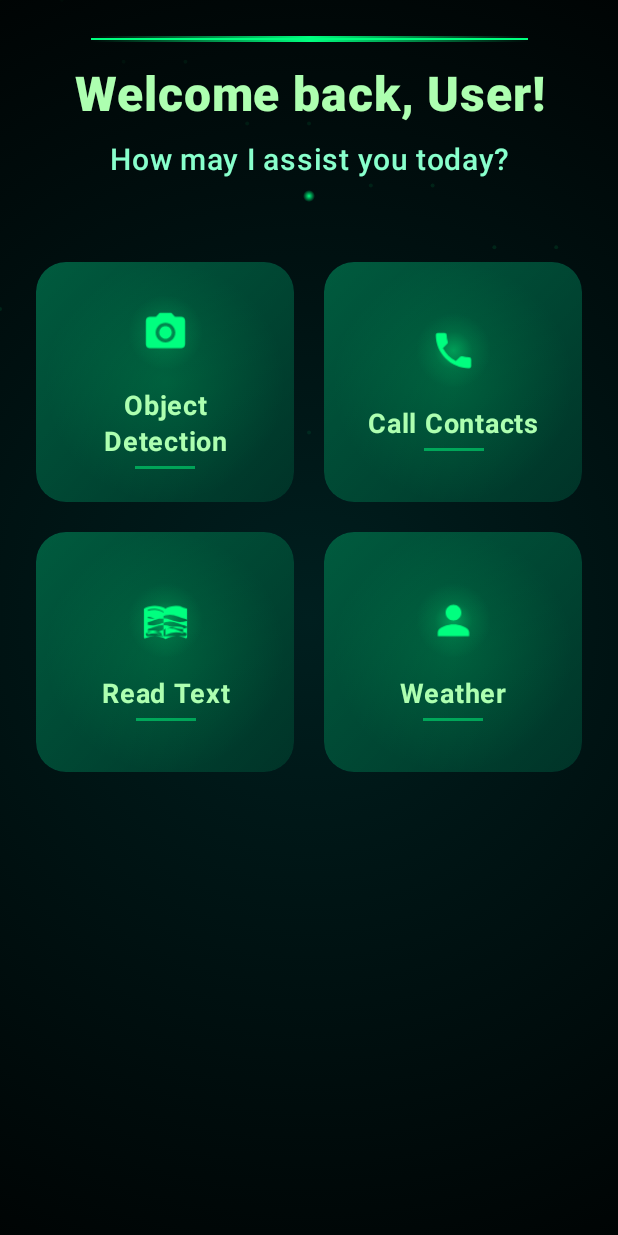
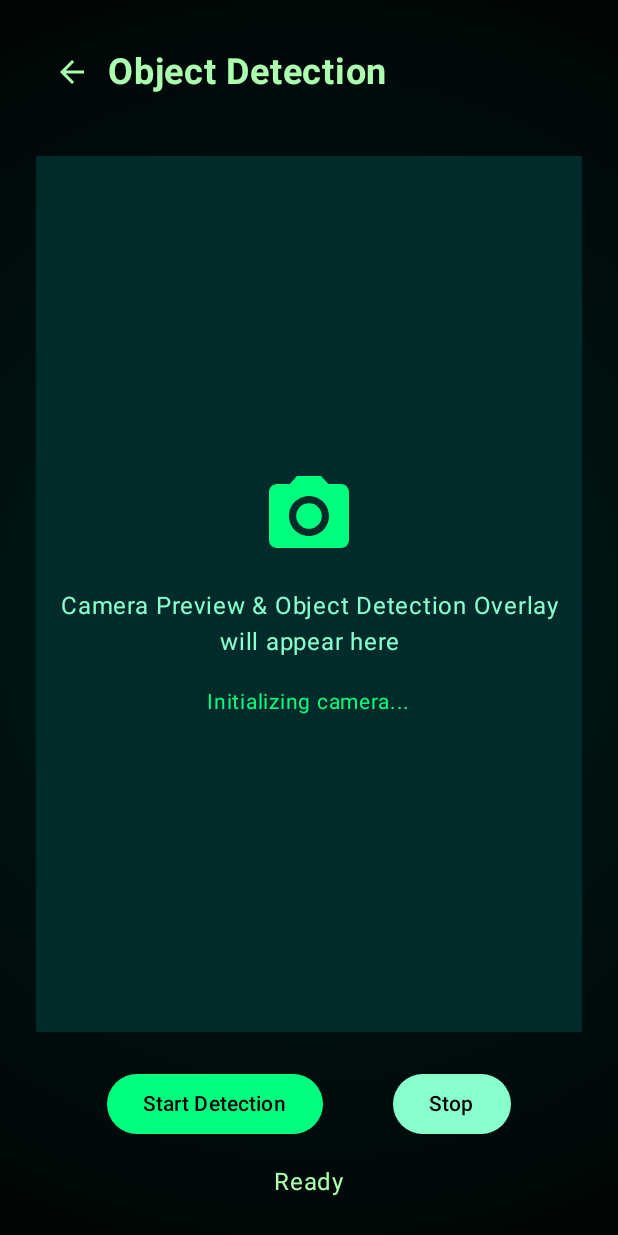
Before and after one commit to sauravyadav06/visionassist, an Android app built with Jetpack Compose: the DashboardActivity screen opened directly, with no data from a screen before it, after a tap on "Object Detection", on a phone screen of 412 x 824 dp. Run offline under Robolectric (Android 15) with nearby library versions, the phone set to English and light mode, and no system bars.

Commit message:
Made screen for object detection module and navigation from DashboardActivity to ObjectDetectionActivity

```diff
--- a/app/build.gradle.kts
+++ b/app/build.gradle.kts
@@ -63,6 +63,7 @@ dependencies {
     implementation(libs.material)
     implementation(libs.androidx.activity)
     implementation(libs.androidx.constraintlayout)
+    implementation(libs.androidx.camera.core)
     testImplementation(libs.junit)
     androidTestImplementation(libs.androidx.junit)
     androidTestImplementation(libs.androidx.espresso.core)
--- a/app/src/main/java/com/example/visionassist/DashboardActivity.kt
+++ b/app/src/main/java/com/example/visionassist/DashboardActivity.kt
@@ -98,6 +98,7 @@ class DashboardActivity : ComponentActivity() {
         }
     }
 
+    // In the DashboardActivityContent composable, update the call:
     @Composable
     private fun DashboardActivityContent() {
         VisionassistTheme {
@@ -107,6 +108,7 @@ class DashboardActivity : ComponentActivity() {
             ) {
                 DashboardScreen(
                     userName = userName,
+                    isListening = isListening, // Add this line
                     onModuleSelected = { module ->
                         handleModuleSelection(module)
                     }
@@ -114,6 +116,8 @@ class DashboardActivity : ComponentActivity() {
             }
         }
     }
+
+
 
     private fun welcomeUserAndListModules() {
         try {
@@ -215,8 +219,13 @@ class DashboardActivity : ComponentActivity() {
         try {
             when (module) {
                 Module.OBJECT_DETECTION -> {
+                    // --- REPLACE THE TODO LINE ---
                     // TODO: Start object detection activity
-                    // startActivity(Intent(this, ObjectDetectionActivity::class.java))
+                    // --- WITH THIS CODE ---
+                    val intent = Intent(this, ObjectDetectionActivity::class.java)
+                    startActivity(intent)
+                    // Optional: Call finish() if you don't want Dashboard in the back stack
+                    // finish()
                 }
                 Module.CALL_CONTACTS -> {
                     // TODO: Start call contacts activity
--- /dev/null
+++ b/app/src/main/java/com/example/visionassist/ObjectDetectionActivity.kt
@@ -0,0 +1,79 @@
+package com.example.visionassist
+
+import android.Manifest
+import android.content.pm.PackageManager
+import android.os.Bundle
+import android.util.Log
+import android.widget.Toast
+import androidx.activity.ComponentActivity
+import androidx.activity.compose.setContent
+import androidx.activity.result.contract.ActivityResultContracts
+import androidx.compose.foundation.layout.fillMaxSize
+import androidx.compose.material3.MaterialTheme
+import androidx.compose.material3.Surface
+import androidx.compose.runtime.*
+import androidx.core.content.ContextCompat
+import com.example.visionassist.ui.design.ObjectDetectionScreen // We'll create this next
+import com.example.visionassist.ui.theme.VisionassistTheme
+//import java.lang.reflect.Modifier
+import androidx.compose.ui.Modifier
+
+
+class ObjectDetectionActivity : ComponentActivity() {
+
+    private val requestPermissionLauncher = registerForActivityResult(
+        ActivityResultContracts.RequestPermission()
+    ) { isGranted ->
+        if (isGranted) {
+            Log.d("ObjectDetectionActivity", "Camera permission granted")
+            // Permission granted, camera setup can proceed (handled in Composable)
+        } else {
+            Log.e("ObjectDetectionActivity", "Camera permission denied")
+            Toast.makeText(this, "Camera permission is required for object detection.", Toast.LENGTH_LONG).show()
+            // Optionally, finish the activity or show an error screen
+            // finish()
+        }
+    }
+
+    override fun onCreate(savedInstanceState: Bundle?) {
+        super.onCreate(savedInstanceState)
+
+        setContent {
+            VisionassistTheme {
+                Surface(
+                    modifier = Modifier.fillMaxSize(),
+                    color = MaterialTheme.colorScheme.background
+                ) {
+                    ObjectDetectionScreenContent()
+                }
+            }
+        }
+
+        // Request camera permission
+        requestCameraPermission()
+    }
+
+    private fun requestCameraPermission() {
+        when {
+            ContextCompat.checkSelfPermission(
+                this,
+                Manifest.permission.CAMERA
+            ) == PackageManager.PERMISSION_GRANTED -> {
+                Log.d("ObjectDetectionActivity", "Camera permission already granted")
+                // Permission already granted, proceed with setup
+            }
+            else -> {
+                requestPermissionLauncher.launch(Manifest.permission.CAMERA)
+            }
+        }
+    }
+
+    @Composable
+    private fun ObjectDetectionScreenContent() {
+        // Pass context or necessary callbacks if needed for permission checks within Composable
+        // For now, we'll just display the screen
+        ObjectDetectionScreen(
+            onBackRequested = { finish() } // Provide a way to go back
+        )
+    }
+}
--- a/app/src/main/java/com/example/visionassist/design/DashboardScreen.kt
+++ b/app/src/main/java/com/example/visionassist/design/DashboardScreen.kt
@@ -16,18 +16,22 @@ import androidx.compose.ui.draw.drawBehind
 import androidx.compose.ui.draw.scale
 import androidx.compose.ui.geometry.Offset
 import androidx.compose.ui.graphics.*
-import androidx.compose.ui.graphics.drawscope.DrawScope
+import androidx.compose.ui.graphics.vector.ImageVector
 import androidx.compose.ui.res.painterResource
+import androidx.compose.ui.res.vectorResource
 import androidx.compose.ui.text.font.FontWeight
 import androidx.compose.ui.text.style.TextAlign
 import androidx.compose.ui.unit.dp
 import androidx.compose.ui.unit.sp
 import com.example.visionassist.R
-import kotlin.math.cos
 import kotlin.math.sin
 
 @Composable
-fun DashboardScreen(userName: String, onModuleSelected: (Module) -> Unit) {
+fun DashboardScreen(
+    userName: String,
+    isListening: Boolean = false,
+    onModuleSelected: (Module) -> Unit
+) {
     Box(
         modifier = Modifier
             .fillMaxSize()
@@ -42,18 +46,19 @@ fun DashboardScreen(userName: String, onModuleSelected: (Module) -> Unit) {
                 )
             )
     ) {
-        // Animated background particles
-        BackgroundParticles()
-
         Column(
             modifier = Modifier
                 .fillMaxSize()
                 .padding(24.dp),
             horizontalAlignment = Alignment.CenterHorizontally
         ) {
-            // Welcome Section with animation
+            // Welcome Section
             WelcomeHeader(userName)
-            Spacer(modifier = Modifier.height(40.dp))
+            Spacer(modifier = Modifier.height(20.dp))
+
+            // Voice Listening Indicator
+            VoiceListeningIndicator(isListening)
+            Spacer(modifier = Modifier.height(20.dp))
 
             // Dashboard Grid
             DashboardGrid(onModuleSelected)
@@ -62,123 +67,139 @@ fun DashboardScreen(userName: String, onModuleSelected: (Module) -> Unit) {
 }
 
 @Composable
-private fun BackgroundParticles() {
-    val infiniteTransition = rememberInfiniteTransition()
-
-    // Create animations for each particle
-    val particleAnimations = List(20) { index ->
-        infiniteTransition.animateFloat(
-            initialValue = 0f,
-            targetValue = 6.28f,
-            animationSpec = infiniteRepeatable(
-                animation = tween(3000 + index * 100, easing = LinearEasing)
-            )
-        )
-    }
-
-    Box(
-        modifier = Modifier
-            .fillMaxSize()
-            .drawBehind {
-                // Draw subtle floating particles in background
-                particleAnimations.forEachIndexed { index, animation ->
-                    val alpha = (sin(animation.value) + 1) / 2 * 0.1f
-
-                    drawCircle(
-                        color = Color(0xFF00FF7F).copy(alpha = alpha),
-                        radius = 2f,
-                        center = Offset(
-                            (size.width * 0.1f * (index % 10)).coerceIn(0f, size.width),
-                            (size.height * 0.05f * (index / 2)).coerceIn(0f, size.height)
-                        )
-                    )
-                }
-            }
-    )
-}
-
-@Composable
 private fun WelcomeHeader(userName: String) {
-    val infiniteTransition = rememberInfiniteTransition()
-    val waveOffset by infiniteTransition.animateFloat(
-        initialValue = 0f,
-        targetValue = 6.28f,
-        animationSpec = infiniteRepeatable(
-            animation = tween(2000, easing = LinearEasing)
-        )
-    )
-
     Column(
         horizontalAlignment = Alignment.CenterHorizontally,
         modifier = Modifier.fillMaxWidth()
     ) {
-        // Animated underline effect
-        Box(
-            modifier = Modifier
-                .fillMaxWidth(0.8f)
-                .height(4.dp)
-                .background(
-                    brush = Brush.linearGradient(
-                        colors = listOf(
-                            Color.Transparent,
-                            Color(0xFF00FF7F),
-                            Color.Transparent
-                        )
-                    )
-                )
-                .drawBehind {
-                    val waveHeight = 2f
-                    val waveLength = size.width / 4
-                    val centerY = size.height / 2
-
-                    drawLine(
-                        color = Color(0xFF00FF7F),
-                        start = Offset(0f, centerY),
-                        end = Offset(size.width, centerY),
-                        strokeWidth = 2f
-                    )
-                }
-        )
-
-        Spacer(modifier = Modifier.height(16.dp))
-
         Text(
             text = "Welcome back, $userName!",
-            color = Color(0xFFADFFB0),
-            fontSize = 32.sp,
-            fontWeight = FontWeight.ExtraBold,
-            textAlign = TextAlign.Center,
-            modifier = Modifier.scale(1f + 0.02f * sin(waveOffset))
-        )
-
-        Spacer(modifier = Modifier.height(12.dp))
-
-        Text(
-            text = "How may I assist you today?",
-            color = Color(0xFF88FFCC),
-            fontSize = 20.sp,
-            fontWeight = FontWeight.Medium,
+            color = Color(0xFFADFFB0), // Soft neon green
+            fontSize = 28.sp,
+            fontWeight = FontWeight.Bold,
             textAlign = TextAlign.Center
         )
 
         Spacer(modifier = Modifier.height(8.dp))
 
-        // Subtle animated indicator
+        Text(
+            text = "How may I assist you today?",
+            color = Color(0xFF88FFCC), // Lighter green
+            fontSize = 18.sp,
+            textAlign = TextAlign.Center
+        )
+    }
+}
+
+@Composable
+private fun VoiceListeningIndicator(isListening: Boolean) {
+    if (isListening) {
+        Column(
+            horizontalAlignment = Alignment.CenterHorizontally,
+            modifier = Modifier.fillMaxWidth()
+        ) {
+            // Pulsing Microphone Animation
+            PulsingMicrophone()
+            Spacer(Modifier.height(12.dp))
+
+            // Listening Status Text
+            Text(
+                text = "Listening... Speak now",
+                color = Color(0xFF00FF7F),
+                fontSize = 16.sp,
+                fontWeight = FontWeight.Medium
+            )
+
+            Spacer(Modifier.height(8.dp))
+
+            // Waveform Visualization
+            AudioWaveform()
+        }
+    } else {
+        // Show ready status when not listening
+        Text(
+            text = "Ready to listen",
+            color = Color(0xFF88FFCC).copy(alpha = 0.7f),
+            fontSize = 14.sp
+        )
+    }
+}
+
+@Composable
+private fun PulsingMicrophone() {
+    val infiniteTransition = rememberInfiniteTransition()
+    val scale by infiniteTransition.animateFloat(
+        initialValue = 0.9f,
+        targetValue = 1.1f,
+        animationSpec = infiniteRepeatable(
+            animation = tween(1000, easing = LinearEasing),
+            repeatMode = RepeatMode.Reverse
+        )
+    )
+
     Box(
         modifier = Modifier
-                .size(8.dp)
+            .size(40.dp)
+            .scale(scale)
             .drawBehind {
+                // Microphone icon drawing
                 drawCircle(
                     brush = Brush.radialGradient(
                         colors = listOf(
                             Color(0xFF00FF7F),
-                                Color(0xFF00FF7F).copy(alpha = 0.5f),
-                                Color.Transparent
+                            Color(0xFF00AA55)
                         )
                     )
                 )
+
+                // Microphone stand
+                drawRect(
+                    color = Color(0xFF00FF7F),
+                    topLeft = Offset(size.width / 2 - 2.dp.toPx(), size.height * 0.6f),
+                    size = androidx.compose.ui.geometry.Size(4.dp.toPx(), 12.dp.toPx())
+                )
+            },
+        contentAlignment = Alignment.Center
+    ) {
+        // Microphone grille
+        Box(
+            modifier = Modifier
+                .size(12.dp)
+                .clip(RoundedCornerShape(50))
+                .background(Color.Black)
+        )
     }
+}
+
+@Composable
+private fun AudioWaveform() {
+    val infiniteTransition = rememberInfiniteTransition()
+
+    // Create multiple animated bars for waveform effect
+    val barHeights = List(7) { index ->
+        infiniteTransition.animateFloat(
+            initialValue = 0.3f,
+            targetValue = 1f,
+            animationSpec = infiniteRepeatable(
+                animation = tween(800 + index * 100, easing = LinearEasing),
+                repeatMode = RepeatMode.Reverse
             )
+        )
+    }
+
+    Row(
+        horizontalArrangement = Arrangement.spacedBy(4.dp),
+        modifier = Modifier.padding(horizontal = 16.dp)
+    ) {
+        barHeights.forEach { heightAnimation ->
+            Box(
+                modifier = Modifier
+                    .width(4.dp)
+                    .height((20 * heightAnimation.value).dp)
+                    .clip(RoundedCornerShape(2.dp))
+                    .background(Color(0xFF00FF7F))
+            )
+        }
     }
 }
 
--- /dev/null
+++ b/app/src/main/java/com/example/visionassist/design/ObjectDetectionScreen.kt
@@ -0,0 +1,141 @@
+// File: app/src/main/java/com/example/visionassist/ui/design/ObjectDetectionScreen.kt
+
+package com.example.visionassist.ui.design
+
+import androidx.compose.foundation.background
+import androidx.compose.foundation.layout.*
+import androidx.compose.material.icons.filled.ArrowBack
+import androidx.compose.material3.*
+import androidx.compose.runtime.*
+import androidx.compose.ui.Alignment
+import androidx.compose.ui.Modifier
+import androidx.compose.ui.geometry.Offset
+import androidx.compose.ui.graphics.Brush
+import androidx.compose.ui.graphics.Color
+import androidx.compose.ui.res.painterResource // <-- Add this import for drawables
+import androidx.compose.ui.text.font.FontWeight
+import androidx.compose.ui.unit.dp
+import androidx.compose.ui.unit.sp
+import com.example.visionassist.R // <-- Import your R class to access drawables
+
+@Composable
+fun ObjectDetectionScreen(onBackRequested: () -> Unit) {
+    Box(
+        modifier = Modifier
+            .fillMaxSize()
+            .background(
+                brush = Brush.radialGradient(
+                    colors = listOf(
+                        Color(0xFF001F1F), // Deep dark green
+                        Color.Black       // Pure black edges
+                    ),
+                    center = Offset.Unspecified,
+                    radius = 800f
+                )
+            )
+    ) {
+        Column(
+            modifier = Modifier
+                .fillMaxSize()
+                .padding(24.dp),
+            horizontalAlignment = Alignment.CenterHorizontally
+        ) {
+            // Header with Back Button
+            Row(
+                modifier = Modifier.fillMaxWidth(),
+                verticalAlignment = Alignment.CenterVertically
+            ) {
+                IconButton(onClick = onBackRequested) {
+                    Icon(
+                        imageVector = androidx.compose.material.icons.Icons.Default.ArrowBack,
+                        contentDescription = "Back",
+                        tint = Color(0xFFADFFB0)
+                    )
+                }
+                Text(
+                    text = "Object Detection",
+                    color = Color(0xFFADFFB0),
+                    fontSize = 24.sp,
+                    fontWeight = FontWeight.Bold,
+                    modifier = Modifier.weight(1f)
+                )
+            }
+
+            Spacer(Modifier.height(32.dp))
+
+            // Main Content Area (Placeholder for Camera Preview)
+            Box(
+                modifier = Modifier
+                    .weight(1f)
+                    .fillMaxWidth()
+                    .background(Color(0xFF002B2B)) // Darker background for preview area
+                    .padding(16.dp),
+                contentAlignment = Alignment.Center
+            ) {
+                // Use your vector drawable here
+                Column(
+                    horizontalAlignment = Alignment.CenterHorizontally,
+                    verticalArrangement = Arrangement.Center
+                ) {
+                    // --- CHANGED THIS PART ---
+                    Icon(
+                        painter = painterResource(id = R.drawable.ic_camera), // <-- Use your drawable
+                        contentDescription = "Camera Preview Area",
+                        tint = Color(0xFF00FF7F), // You can adjust or remove tint if your SVG handles colors
+                        modifier = Modifier.size(64.dp)
+                    )
+                    // --- END CHANGE ---
+                    Spacer(Modifier.height(16.dp))
+                    Text(
+                        text = "Camera Preview & Object Detection Overlay will appear here",
+                        color = Color(0xFF88FFCC),
+                        fontSize = 16.sp,
+                        textAlign = androidx.compose.ui.text.style.TextAlign.Center
+                    )
+                    Spacer(Modifier.height(16.dp))
+                    Text(
+                        text = "Initializing camera...",
+                        color = Color(0xFF00FF7F),
+                        fontSize = 14.sp
+                    )
+                }
+            }
+
+            Spacer(Modifier.height(24.dp))
+
+            // Controls (Placeholder)
+            Row(
+                modifier = Modifier.fillMaxWidth(),
+                horizontalArrangement = Arrangement.SpaceEvenly
+            ) {
+                Button(
+                    onClick = { /* TODO: Implement Start Detection */ },
+                    colors = ButtonDefaults.buttonColors(
+                        containerColor = Color(0xFF00FF7F),
+                        contentColor = Color.Black
+                    )
+                ) {
+                    Text("Start Detection")
+                }
+                Button(
+                    onClick = { /* TODO: Implement Stop Detection */ },
+                    colors = ButtonDefaults.buttonColors(
+                        containerColor = Color(0xFF88FFCC),
+                        contentColor = Color.Black
+                    )
+                ) {
+                    Text("Stop")
+                }
+            }
+
+            Spacer(Modifier.height(16.dp))
+
+            // Status Text (Placeholder)
+            Text(
+                text = "Ready",
+                color = Color(0xFFADFFB0),
+                fontSize = 16.sp
+            )
+        }
+    }
+}
--- a/gradle/libs.versions.toml
+++ b/gradle/libs.versions.toml
@@ -12,6 +12,7 @@ appcompat = "1.7.1"
 material = "1.12.0"
 activity = "1.10.1"
 constraintlayout = "2.2.1"
+cameraCore = "1.4.2"
 
 [libraries]
 androidx-core-ktx = { group = "androidx.core", name = "core-ktx", version.ref = "coreKtx" }
@@ -32,6 +33,7 @@ androidx-appcompat = { group = "androidx.appcompat", name = "appcompat", version
 material = { group = "com.google.android.material", name = "material", version.ref = "material" }
 androidx-activity = { group = "androidx.activity", name = "activity", version.ref = "activity" }
 androidx-constraintlayout = { group = "androidx.constraintlayout", name = "constraintlayout", version.ref = "constraintlayout" }
+androidx-camera-core = { group = "androidx.camera", name = "camera-core", version.ref = "cameraCore" }
 
 [plugins]
 android-application = { id = "com.android.application", version.ref = "agp" }
```
Also changed, not shown: app/src/main/AndroidManifest.xml (+9 -1 lines), app/src/main/res/layout/activity_object_detection.xml (added, +10 -0 lines). Lines whose indentation alone changed are shown as unchanged.
